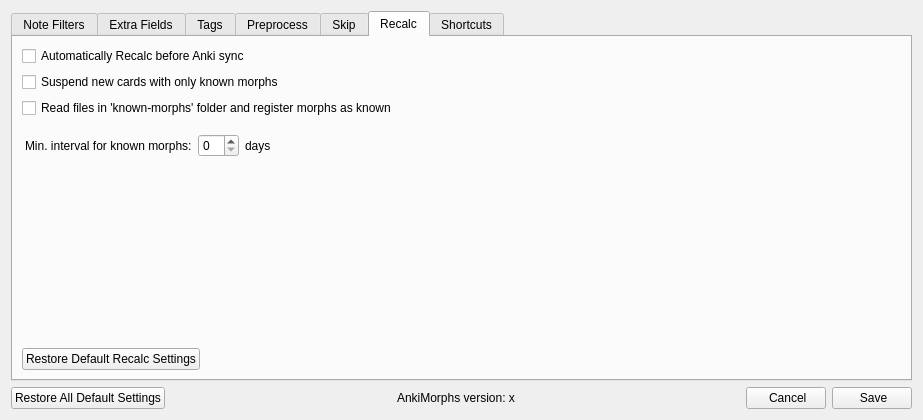
The window that ankimorphs/ui/settings_dialog.ui (mortii/anki-morphs) describes before a commit, drawn with Qt 5.
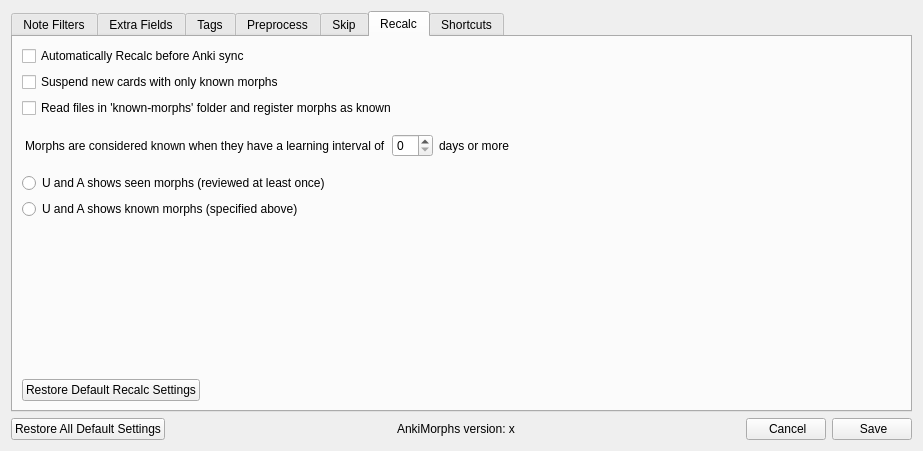
The same window after the commit. The open tabs and pages were chosen to show the change.

Commit message: added option for U and A to use known morphs (#122)

The edit to the form file:
```diff
--- a/ankimorphs/ui/settings_dialog.ui
+++ b/ankimorphs/ui/settings_dialog.ui
@@ -10,7 +10,7 @@
     <x>0</x>
     <y>0</y>
     <width>923</width>
-    <height>420</height>
+    <height>451</height>
    </rect>
   </property>
   <property name="windowTitle">
@@ -466,10 +466,13 @@
              <property name="topMargin">
               <number>10</number>
              </property>
+             <property name="bottomMargin">
+              <number>10</number>
+             </property>
              <item>
               <widget class="QLabel" name="label_16">
                <property name="text">
-                <string>Min. interval for known morphs:</string>
+                <string>Morphs are considered known when they have a learning interval of</string>
                </property>
               </widget>
              </item>
@@ -479,7 +482,7 @@
              <item>
               <widget class="QLabel" name="label_17">
                <property name="text">
-                <string>days</string>
+                <string>days or more</string>
                </property>
               </widget>
              </item>
@@ -498,6 +501,24 @@
              </item>
             </layout>
            </item>
+           <item>
+            <layout class="QVBoxLayout" name="verticalLayout_14">
+             <item>
+              <widget class="QRadioButton" name="toolbarStatsUseSeenRadioButton">
+               <property name="text">
+                <string>U and A shows seen morphs (reviewed at least once)</string>
+               </property>
+              </widget>
+             </item>
+             <item>
+              <widget class="QRadioButton" name="toolbarStatsUseKnownRadioButton">
+               <property name="text">
+                <string>U and A shows known morphs (specified above)</string>
+               </property>
+              </widget>
+             </item>
+            </layout>
+           </item>
            <item>
             <spacer name="verticalSpacer_3">
              <property name="orientation">
```
The commit also changes 6 other files.
